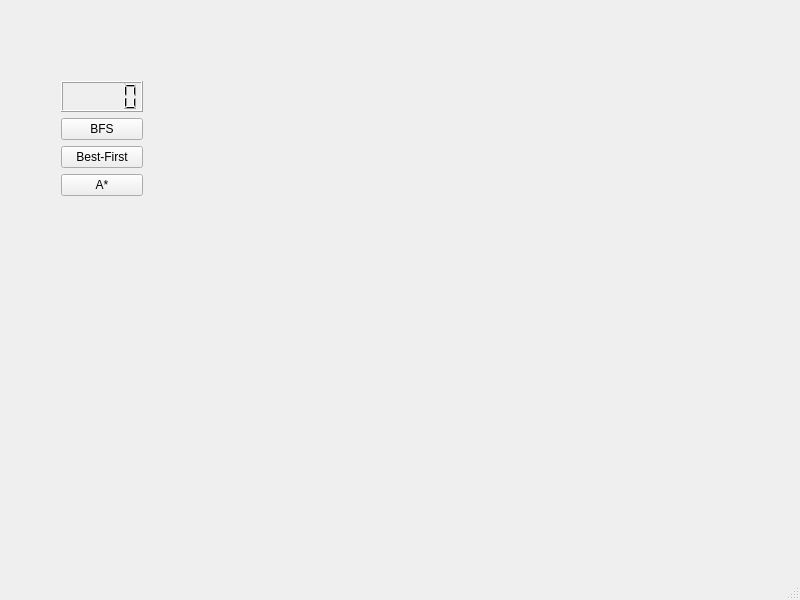
Before: the Qt Designer form mainwindow.ui in Dimitil/VKR, drawn with Qt 5.
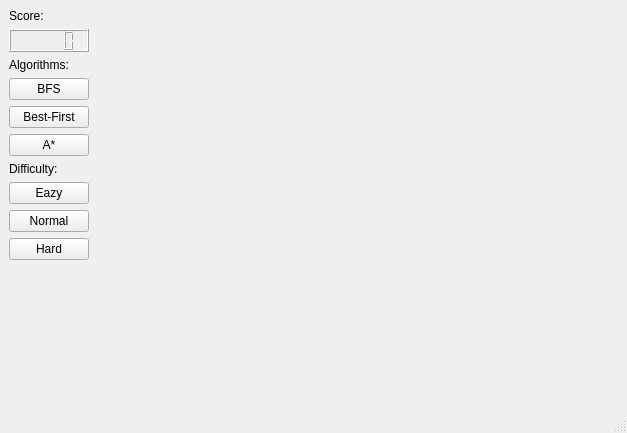
After: the same form once the commit is applied. Custom widgets are drawn as their Qt base class.

Diff of the .ui file:
```diff
--- a/mainwindow.ui
+++ b/mainwindow.ui
@@ -6,37 +6,55 @@
    <rect>
     <x>0</x>
     <y>0</y>
-    <width>800</width>
-    <height>600</height>
+    <width>627</width>
+    <height>433</height>
    </rect>
   </property>
+  <property name="sizePolicy">
+   <sizepolicy hsizetype="Minimum" vsizetype="Minimum">
+    <horstretch>0</horstretch>
+    <verstretch>0</verstretch>
+   </sizepolicy>
+  </property>
   <property name="windowTitle">
    <string>MainWindow</string>
   </property>
   <widget class="QWidget" name="centralwidget">
-   <widget class="View" name="scene" native="true">
-    <property name="geometry">
-     <rect>
-      <x>270</x>
-      <y>40</y>
-      <width>371</width>
-      <height>341</height>
-     </rect>
-    </property>
-   </widget>
-   <widget class="QWidget" name="">
-    <property name="geometry">
-     <rect>
-      <x>61</x>
-      <y>81</y>
-      <width>82</width>
-      <height>115</height>
-     </rect>
+   <property name="sizePolicy">
+    <sizepolicy hsizetype="Minimum" vsizetype="Minimum">
+     <horstretch>0</horstretch>
+     <verstretch>0</verstretch>
+    </sizepolicy>
+   </property>
+   <layout class="QGridLayout" name="gridLayout">
+    <property name="sizeConstraint">
+     <enum>QLayout::SetDefaultConstraint</enum>
     </property>
+    <item row="0" column="0" rowspan="3">
     <layout class="QVBoxLayout" name="verticalLayout">
+      <property name="spacing">
+       <number>6</number>
+      </property>
+      <property name="sizeConstraint">
+       <enum>QLayout::SetMinimumSize</enum>
+      </property>
+      <item>
+       <widget class="QLabel" name="scoreLabel">
+        <property name="text">
+         <string>Score:</string>
+        </property>
+       </widget>
+      </item>
      <item>
       <widget class="QLCDNumber" name="scoreDisplay"/>
      </item>
+      <item>
+       <widget class="QLabel" name="algorithmsLabel">
+        <property name="text">
+         <string>Algorithms:</string>
+        </property>
+       </widget>
+      </item>
      <item>
       <widget class="QPushButton" name="bfsPushButton">
        <property name="text">
@@ -58,8 +76,115 @@
        </property>
       </widget>
      </item>
-    </layout>
-   </widget>
+      <item>
+       <widget class="QLabel" name="dificultyLabel">
+        <property name="text">
+         <string>Difficulty:</string>
+        </property>
+       </widget>
+      </item>
+      <item>
+       <widget class="QPushButton" name="eazyPushButton">
+        <property name="text">
+         <string>Eazy</string>
+        </property>
+       </widget>
+      </item>
+      <item>
+       <widget class="QPushButton" name="normalPushButton">
+        <property name="text">
+         <string>Normal</string>
+        </property>
+       </widget>
+      </item>
+      <item>
+       <widget class="QPushButton" name="hardPushButton">
+        <property name="text">
+         <string>Hard</string>
+        </property>
+       </widget>
+      </item>
+      <item>
+       <spacer name="verticalSpacer">
+        <property name="orientation">
+         <enum>Qt::Vertical</enum>
+        </property>
+        <property name="sizeHint" stdset="0">
+         <size>
+          <width>20</width>
+          <height>40</height>
+         </size>
+        </property>
+       </spacer>
+      </item>
+     </layout>
+    </item>
+    <item row="0" column="2">
+     <spacer name="verticalSpacer_2">
+      <property name="orientation">
+       <enum>Qt::Vertical</enum>
+      </property>
+      <property name="sizeHint" stdset="0">
+       <size>
+        <width>20</width>
+        <height>40</height>
+       </size>
+      </property>
+     </spacer>
+    </item>
+    <item row="1" column="1">
+     <spacer name="horizontalSpacer">
+      <property name="orientation">
+       <enum>Qt::Horizontal</enum>
+      </property>
+      <property name="sizeHint" stdset="0">
+       <size>
+        <width>40</width>
+        <height>20</height>
+       </size>
+      </property>
+     </spacer>
+    </item>
+    <item row="1" column="2">
+     <widget class="View" name="scene" native="true">
+      <property name="sizePolicy">
+       <sizepolicy hsizetype="Preferred" vsizetype="Preferred">
+        <horstretch>1</horstretch>
+        <verstretch>1</verstretch>
+       </sizepolicy>
+      </property>
+      <property name="cursor">
+       <cursorShape>OpenHandCursor</cursorShape>
+      </property>
+     </widget>
+    </item>
+    <item row="1" column="3">
+     <spacer name="horizontalSpacer_2">
+      <property name="orientation">
+       <enum>Qt::Horizontal</enum>
+      </property>
+      <property name="sizeHint" stdset="0">
+       <size>
+        <width>40</width>
+        <height>20</height>
+       </size>
+      </property>
+     </spacer>
+    </item>
+    <item row="2" column="2">
+     <spacer name="verticalSpacer_3">
+      <property name="orientation">
+       <enum>Qt::Vertical</enum>
+      </property>
+      <property name="sizeHint" stdset="0">
+       <size>
+        <width>20</width>
+        <height>40</height>
+       </size>
+      </property>
+     </spacer>
+    </item>
+   </layout>
   </widget>
   <widget class="QMenuBar" name="menubar">
    <property name="geometry">
```
Left out of the diff: 2 changed lines with no effect on the pictures. Lines whose indentation alone changed are shown as unchanged.
